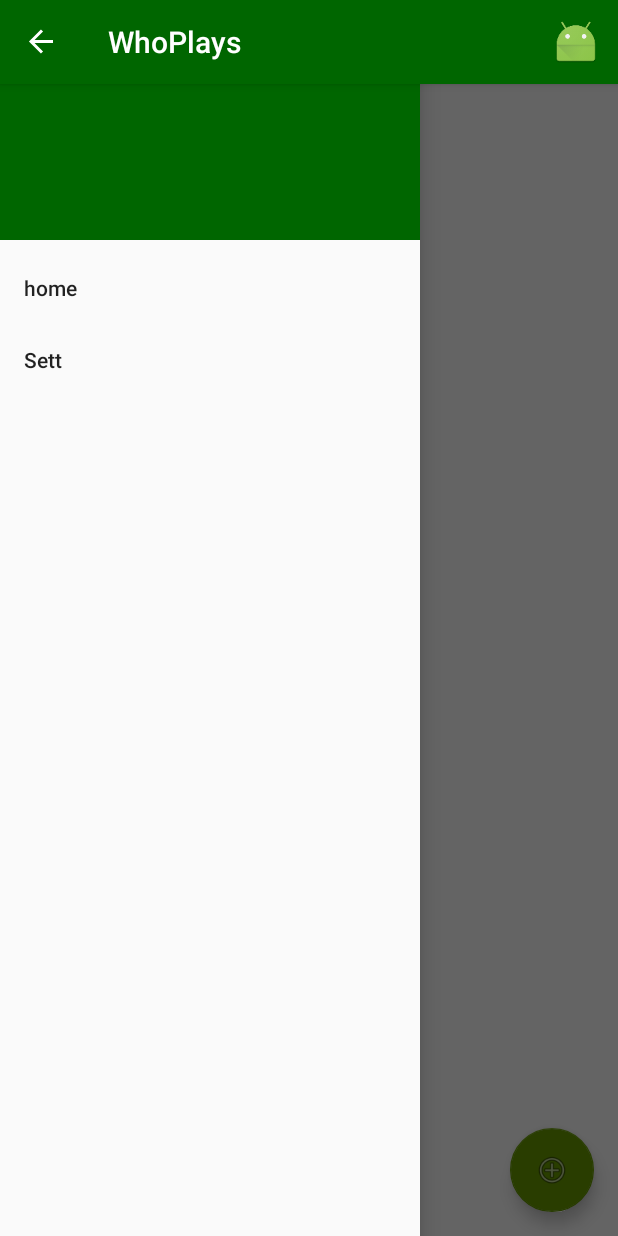
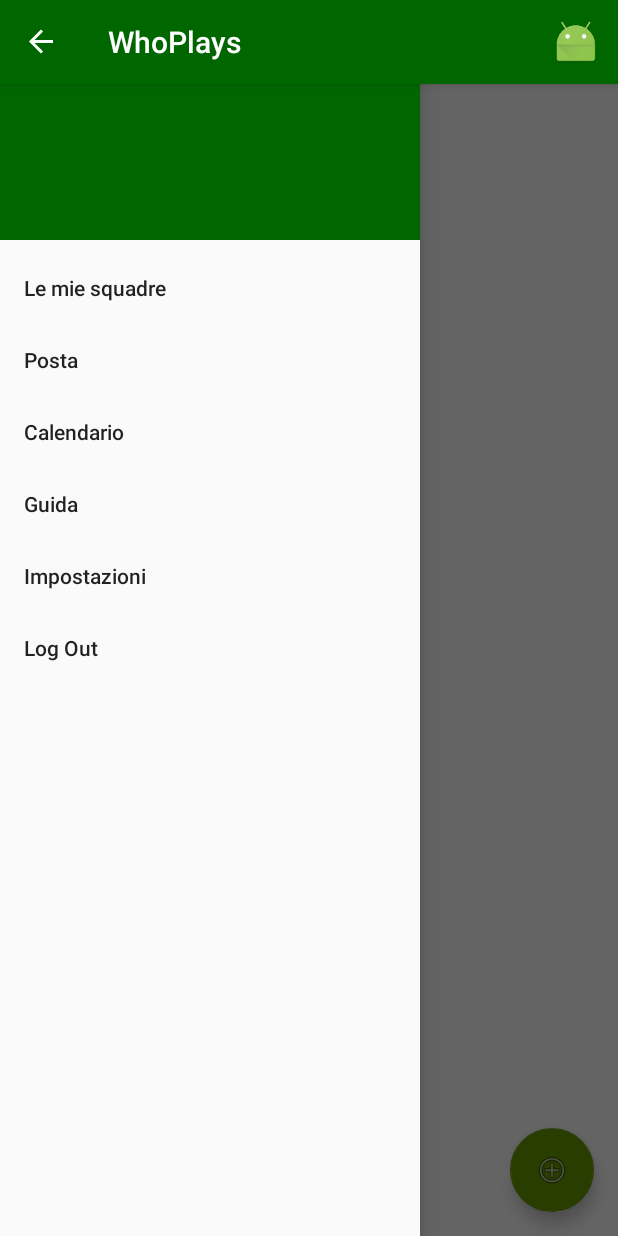
Before and after one commit to AndreaRusconi/WhoPlaysTrue, an Android app: the screen it shows after launch (WhoPlaysActivity), with the side drawer open, on a phone screen of 412 x 824 dp. Run offline under Robolectric (Android 15) with nearby library versions, the phone set to English and light mode, and no system bars.

Commit message:
daleDaleDale Boca

```diff
--- a/TESI/WhoPlays/app/src/main/AndroidManifest.xml
+++ b/TESI/WhoPlays/app/src/main/AndroidManifest.xml
@@ -19,7 +19,7 @@
         </activity>
         <activity
             android:name="com.example.user.whoplays.FilterActivity"
-            android:label="@string/filter_name"
+            android:label="@string/menu_filter"
             android:theme="@style/DialogTheme">
         </activity>
     </application>
--- a/TESI/WhoPlays/app/src/main/java/com/example/user/whoplays/WhoPlaysActivity.java
+++ b/TESI/WhoPlays/app/src/main/java/com/example/user/whoplays/WhoPlaysActivity.java
@@ -2,15 +2,20 @@ package com.example.user.whoplays;
 
 import android.content.Intent;
 import android.os.Bundle;
+import android.support.annotation.NonNull;
 import android.support.v4.widget.DrawerLayout;
 import android.support.v7.app.ActionBarDrawerToggle;
 import android.support.v7.app.AppCompatActivity;
 import android.view.Menu;
 import android.view.MenuItem;
+import android.support.design.widget.NavigationView;
+import android.view.View;
+
+public class WhoPlaysActivity extends AppCompatActivity
+        implements NavigationView.OnNavigationItemSelectedListener {
 
 
-
-public class WhoPlaysActivity extends AppCompatActivity {
+    private NavigationView navigationView;
     private DrawerLayout mDrawerLayout;
     private ActionBarDrawerToggle mToggle;
 
@@ -24,6 +29,11 @@ public class WhoPlaysActivity extends AppCompatActivity {
         mToggle = new ActionBarDrawerToggle(this,mDrawerLayout,R.string.open, R.string.close);
         mDrawerLayout.addDrawerListener(mToggle);
         mToggle.syncState();
+
+
+        navigationView = (NavigationView) findViewById(R.id.nav_view);
+        navigationView.setNavigationItemSelectedListener(this);
+
         getSupportActionBar().setDisplayHomeAsUpEnabled(true);
     }
 
@@ -47,4 +57,20 @@ public class WhoPlaysActivity extends AppCompatActivity {
         return super.onOptionsItemSelected(item);
 
     }
+
+
+    @Override
+    public boolean onNavigationItemSelected(@NonNull MenuItem item) {
+        int id = item.getItemId();
+
+        switch (id){
+            case R.id.myTeam:
+                getFragmentManager().beginTransaction()
+                        .replace(android.R.id.content, new MyTeamFragment())
+                        .commit();
+
+        }
+
+        return true;
+    }
 }
--- a/TESI/WhoPlays/app/src/main/res/layout/activity_who_plays.xml
+++ b/TESI/WhoPlays/app/src/main/res/layout/activity_who_plays.xml
@@ -18,6 +18,7 @@
         android:layout_height="match_parent"
         app:menu="@menu/nav_drawer_menu"
         android:layout_gravity="start"
+        android:id="@+id/nav_view"
         android:fitsSystemWindows="true"
         app:headerLayout="@layout/header_nav_drawer"
 
--- a/TESI/WhoPlays/app/src/main/res/menu/nav_drawer_menu.xml
+++ b/TESI/WhoPlays/app/src/main/res/menu/nav_drawer_menu.xml
@@ -1,9 +1,35 @@
 <?xml version="1.0" encoding="utf-8"?>
 <menu xmlns:android="http://schemas.android.com/apk/res/android">
-    <item android:id="@+id/home"
-        android:title="home">
+
+    <item android:id="@+id/myTeam"
+        android:title="@string/myTeam"
+        android:checkable="true">
     </item>
+
+    <item android:id="@+id/messages"
+        android:title="@string/messages"
+        android:checkable="true">
+    </item>
+
+    <item android:id="@+id/calendar"
+        android:title="@string/calendar"
+        android:checkable="true">
+    </item>
+
+    <item android:id="@+id/guide"
+        android:title="@string/guide"
+        android:checkable="true">
+    </item>
+
     <item android:id="@+id/setting"
-        android:title="Sett">
+        android:title="@string/setting"
+        android:checkable="true">
     </item>
+
+    <item android:id="@+id/logOut"
+        android:title="@string/logOut"
+        android:checkable="true">
+    </item>
+
+
 </menu>
--- a/TESI/WhoPlays/app/src/main/res/values/strings.xml
+++ b/TESI/WhoPlays/app/src/main/res/values/strings.xml
@@ -1,7 +1,6 @@
 <resources>
     <string name="app_name">WhoPlays</string>
-    <string name="menu_filter">filter</string>
-    <string name="filter_name">Filtra</string>
+    <string name="menu_filter">Filtra</string>
     <string name="restore_all">Ripristina tutto</string>
     <string name="search_type">Tipo ricerca</string>
     <string name="order">Ordina per</string>
@@ -29,8 +28,16 @@
     </string-array>
 
     <string-array name="array_ads_of">
-    <item>Solo amici</item>
-    <item>Tutti</item>
+        <item>Solo amici</item>
+        <item>Tutti</item>
     </string-array>
 
+    <string name="setting">Impostazioni</string>
+    <string name="messages">Posta</string>
+    <string name="guide">Guida</string>
+    <string name="myTeam">Le mie squadre</string>
+    <string name="logOut">Log Out</string>
+    <string name="calendar">Calendario</string>
+
+
 </resources>
--- a/TESI/WhoPlays/app/src/main/res/values/styles.xml
+++ b/TESI/WhoPlays/app/src/main/res/values/styles.xml
@@ -7,9 +7,7 @@
         <item name="colorPrimaryDark">@color/colorPrimaryDark</item>
         <item name="colorAccent">@color/colorAccent</item>
     </style>
-    <style name="DialogTheme" parent="android:Theme.Holo.Light.Dialog" />
-    <style name="NoActionBarTheme" parent="android:Theme.NoTitleBar.OverlayActionModes" />
-    <style name="popup" parent="android:Theme.NoTitleBar.OverlayActionModes" />
+    <style name="DialogTheme" parent="android:Theme.Holo.Light.Dialog" /> />
 
 
 
```
Also changed, not shown: TESI/WhoPlays/app/src/main/java/com/example/user/whoplays/MyTeamFragment.java (added, +24 -0 lines), TESI/WhoPlays/app/src/main/res/layout/fragment_my_team.xml (added, +11 -0 lines).
